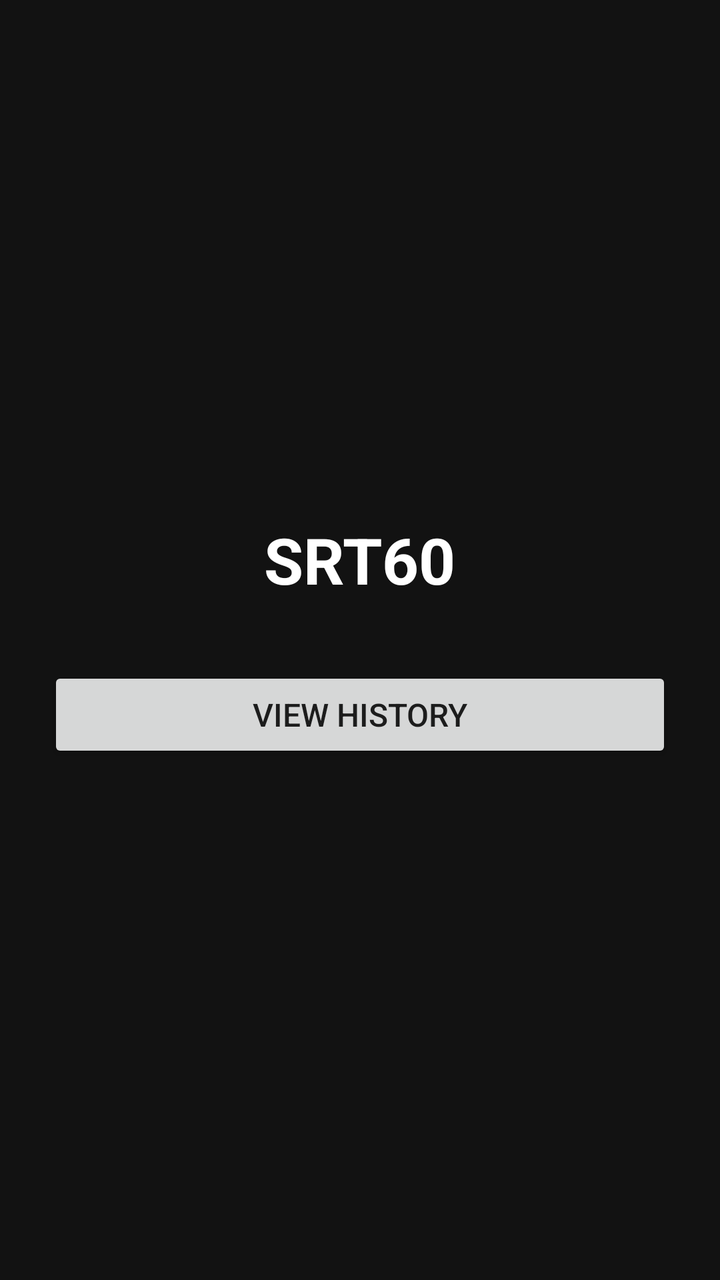
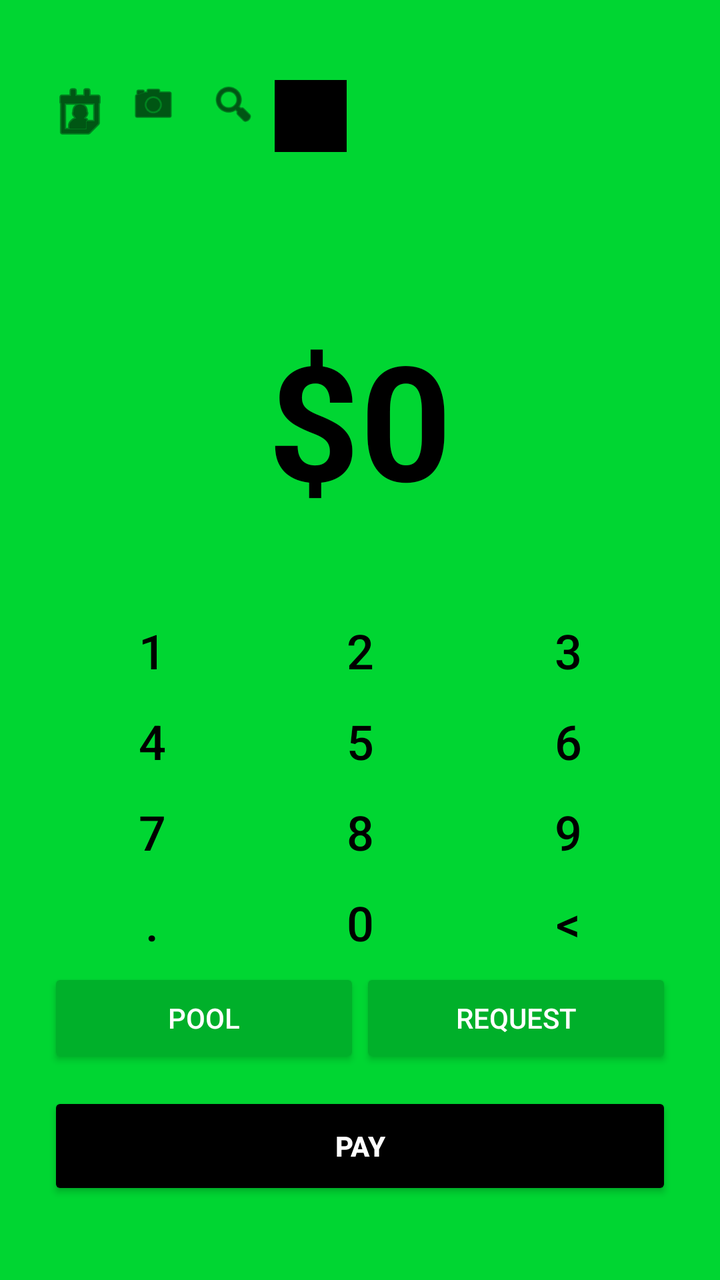

Before-and-after screenshots of an Android layout around one commit, followed by the original layout XML and the change that was made.
<!-- AndroidManifest.xml: application theme Theme.SRT60 -->
<!-- res/layout/activity_main.xml -->
<?xml version="1.0" encoding="utf-8"?>
<LinearLayout xmlns:android="http://schemas.android.com/apk/res/android"
    android:layout_width="match_parent"
    android:layout_height="match_parent"
    android:orientation="vertical"
    android:gravity="center"
    android:padding="24dp"
    android:background="#121212">

    <TextView
        android:layout_width="wrap_content"
        android:layout_height="wrap_content"
        android:text="SRT60"
        android:textSize="32sp"
        android:textStyle="bold"
        android:textColor="#FFFFFF"
        android:layout_marginBottom="32dp"/>

    <Button
        android:id="@+id/btnHistory"
        android:layout_width="match_parent"
        android:layout_height="wrap_content"
        android:text="View History"
        android:textSize="16sp"
        android:padding="12dp"/>

</LinearLayout>
<!-- resources referenced by this layout -->
<resources>
  <style name="Theme.SRT60" parent="Theme.AppCompat.Light.NoActionBar">
      </style>
</resources>

<!-- the commit's change to res/layout/activity_main.xml (unified diff, before → after) -->
@@ -3,25 +3,124 @@
     android:layout_width="match_parent"
     android:layout_height="match_parent"
     android:orientation="vertical"
-    android:gravity="center"
+    android:background="#00D632"
     android:padding="24dp"
-    android:background="#121212">
+    android:gravity="center_horizontal">
 
+    
+    <LinearLayout
+        android:layout_width="match_parent"
+        android:layout_height="wrap_content"
+        android:orientation="horizontal"
+        android:weightSum="3"
+        android:layout_marginTop="16dp">
+        
+        <ImageView
+            android:layout_width="32dp"
+            android:layout_height="32dp"
+            android:src="@android:drawable/ic_menu_my_calendar"
+            android:tint="#000000"/>
+
+        <LinearLayout
+            android:layout_width="0dp"
+            android:layout_height="wrap_content"
+            android:layout_weight="1"
+            android:gravity="center"
+            android:orientation="horizontal">
+            <ImageView
+                android:layout_width="24dp"
+                android:layout_height="24dp"
+                android:src="@android:drawable/ic_menu_camera"
+                android:tint="#000000"
+                android:layout_marginEnd="16dp"/>
+            <ImageView
+                android:layout_width="24dp"
+                android:layout_height="24dp"
+                android:src="@android:drawable/ic_menu_search"
+                android:tint="#000000"/>
+        </LinearLayout>
+
+        <ImageView
+            android:layout_width="36dp"
+            android:layout_height="36dp"
+            android:background="@android:color/black"
+            android:layout_gravity="end"/>
+    </LinearLayout>
+
+    
     <TextView
         android:layout_width="wrap_content"
         android:layout_height="wrap_content"
-        android:text="SRT60"
-        android:textSize="32sp"
+        android:text="\$0"
+        android:textSize="80sp"
         android:textStyle="bold"
-        android:textColor="#FFFFFF"
-        android:layout_marginBottom="32dp"/>
+        android:textColor="#000000"
+        android:layout_marginTop="80dp"
+        android:layout_marginBottom="40dp"/>
+
+    
+    <GridLayout
+        android:layout_width="match_parent"
+        android:layout_height="0dp"
+        android:layout_weight="1"
+        android:columnCount="3"
+        android:rowCount="4"
+        android:alignmentMode="alignMargins"
+        android:columnOrderPreserved="false">
+
+        
+        <Button android:text="1" android:textSize="24sp" android:background="@android:color/transparent" android:textColor="#000000" android:layout_width="0dp" android:layout_height="0dp" android:layout_columnWeight="1" android:layout_rowWeight="1"/>
+        <Button android:text="2" android:textSize="24sp" android:background="@android:color/transparent" android:textColor="#000000" android:layout_width="0dp" android:layout_height="0dp" android:layout_columnWeight="1" android:layout_rowWeight="1"/>
+        <Button android:text="3" android:textSize="24sp" android:background="@android:color/transparent" android:textColor="#000000" android:layout_width="0dp" android:layout_height="0dp" android:layout_columnWeight="1" android:layout_rowWeight="1"/>
+
+        
+        <Button android:text="4" android:textSize="24sp" android:background="@android:color/transparent" android:textColor="#000000" android:layout_width="0dp" android:layout_height="0dp" android:layout_columnWeight="1" android:layout_rowWeight="1"/>
+        <Button android:text="5" android:textSize="24sp" android:background="@android:color/transparent" android:textColor="#000000" android:layout_width="0dp" android:layout_height="0dp" android:layout_columnWeight="1" android:layout_rowWeight="1"/>
+        <Button android:text="6" android:textSize="24sp" android:background="@android:color/transparent" android:textColor="#000000" android:layout_width="0dp" android:layout_height="0dp" android:layout_columnWeight="1" android:layout_rowWeight="1"/>
+
+        
+        <Button android:text="7" android:textSize="24sp" android:background="@android:color/transparent" android:textColor="#000000" android:layout_width="0dp" android:layout_height="0dp" android:layout_columnWeight="1" android:layout_rowWeight="1"/>
+        <Button android:text="8" android:textSize="24sp" android:background="@android:color/transparent" android:textColor="#000000" android:layout_width="0dp" android:layout_height="0dp" android:layout_columnWeight="1" android:layout_rowWeight="1"/>
+        <Button android:text="9" android:textSize="24sp" android:background="@android:color/transparent" android:textColor="#000000" android:layout_width="0dp" android:layout_height="0dp" android:layout_columnWeight="1" android:layout_rowWeight="1"/>
+
+        
+        <Button android:text="." android:textSize="24sp" android:background="@android:color/transparent" android:textColor="#000000" android:layout_width="0dp" android:layout_height="0dp" android:layout_columnWeight="1" android:layout_rowWeight="1"/>
+        <Button android:text="0" android:textSize="24sp" android:background="@android:color/transparent" android:textColor="#000000" android:layout_width="0dp" android:layout_height="0dp" android:layout_columnWeight="1" android:layout_rowWeight="1"/>
+        <Button android:text="&lt;" android:textSize="24sp" android:background="@android:color/transparent" android:textColor="#000000" android:layout_width="0dp" android:layout_height="0dp" android:layout_columnWeight="1" android:layout_rowWeight="1"/>
+    </GridLayout>
+
+    
+    <LinearLayout
+        android:layout_width="match_parent"
+        android:layout_height="wrap_content"
+        android:orientation="horizontal"
+        android:weightSum="2"
+        android:layout_marginBottom="12dp">
+        <Button
+            android:text="Pool"
+            android:layout_width="0dp"
+            android:layout_height="50dp"
+            android:layout_weight="1"
+            android:backgroundTint="#00B02A"
+            android:textColor="#FFFFFF"
+            android:layout_marginEnd="8kdp"/>
+        <Button
+            android:text="Request"
+            android:layout_width="0dp"
+            android:layout_height="50dp"
+            android:layout_weight="1"
+            android:backgroundTint="#00B02A"
+            android:textColor="#FFFFFF"/>
+    </LinearLayout>
 
     <Button
         android:id="@+id/btnHistory"
+        android:text="Pay"
         android:layout_width="match_parent"
-        android:layout_height="wrap_content"
-        android:text="View History"
-        android:textSize="16sp"
-        android:padding="12dp"/>
+        android:layout_height="54dp"
+        android:backgroundTint="#000000"
+        android:textColor="#FFFFFF"
+        android:textStyle="bold"
+        android:layout_marginBottom="16dp"/>
 
 </LinearLayout>
